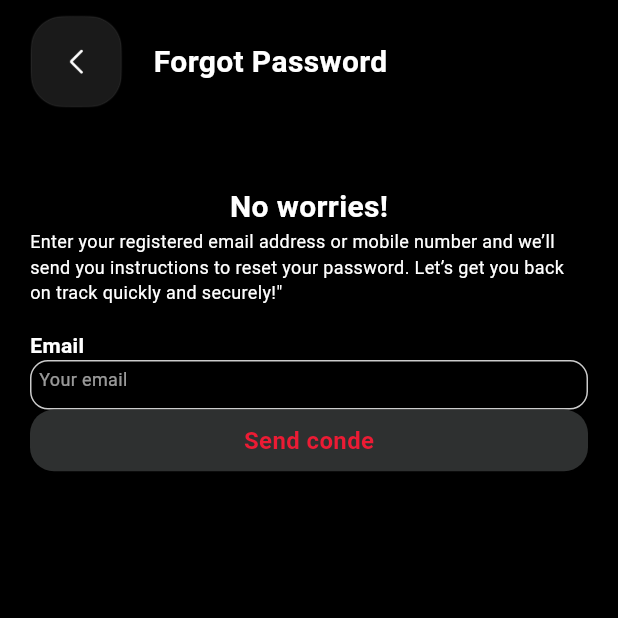
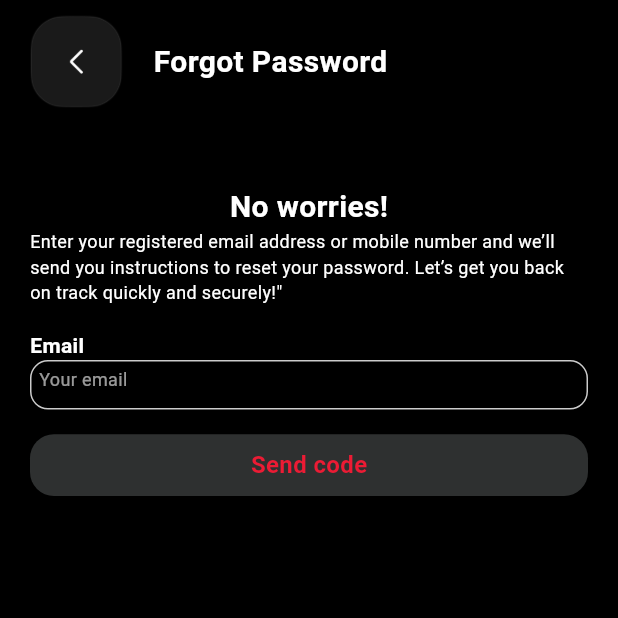
Before and after one commit to rayhantmt/Nate, a Flutter app: the ForgorPasswordView screen opened by its route, on a phone screen of 412 x 824 dp, the top half of it. Run offline on Flutter 3.47's test engine with Material 3 defaults, Android fonts, the phone set to English and light mode, and no system bars; our stand-ins replace get, google_fonts.

Commit message:
done with the forgot pass screen

```diff
--- a/lib/modules/forgot_password/forgor_password_view.dart
+++ b/lib/modules/forgot_password/forgor_password_view.dart
@@ -55,7 +55,8 @@ class ForgorPasswordView extends StatelessWidget {
                 ),
                 SizedBox(height: Get.height*0.02,),
                 Commontextfield(tittle: 'Email', hint: 'Your email', obsecuretext: false),
-                CommonButton(tittle: 'Send conde')
+                SizedBox(height: Get.height*0.02,),
+                CommonButton(tittle: 'Send code')
               ],
             ),
           ),
```
